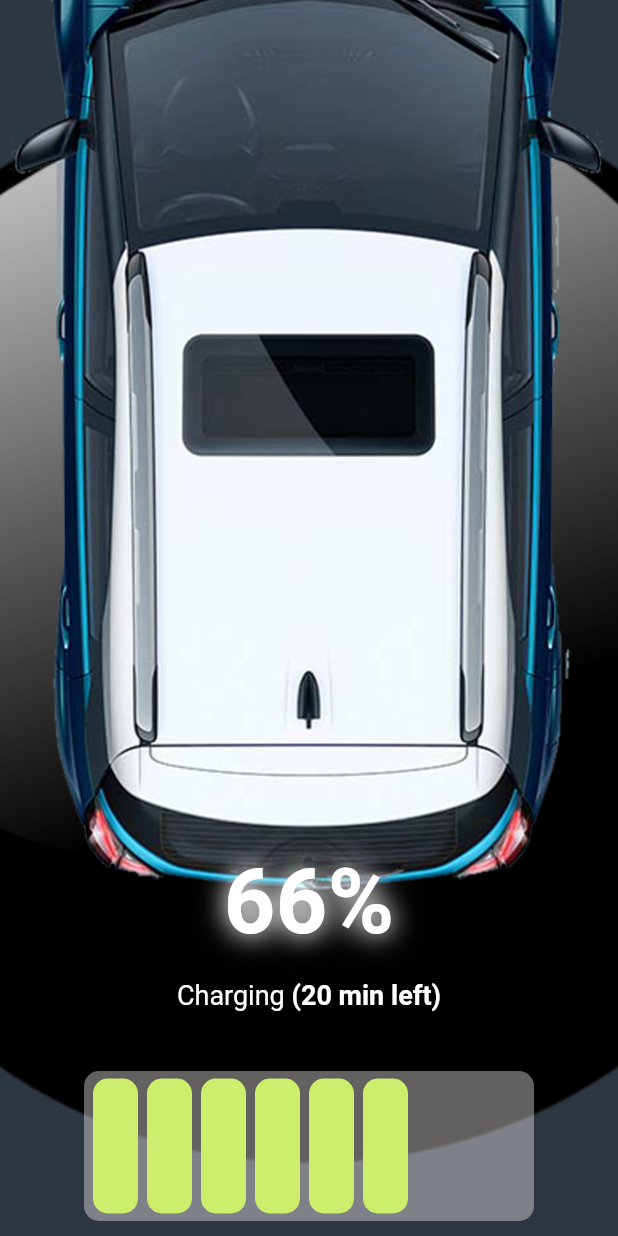
After one commit to rengapraveenx/carUI, a Flutter app: the ChargingScreen screen opened directly, on a phone screen of 412 x 824 dp. The commit adds this screen. Run offline on Flutter 3.47's test engine with Material 3 defaults, Android fonts, the phone set to English and light mode, and no system bars; drawn by our look-alikes of flutter_animate; our stand-ins replace flutter_map, latlong2.

Commit message:
style: chargeing screen done

```diff
--- a/lib/screens/charger_screen.dart
+++ b/lib/screens/charger_screen.dart
@@ -1,5 +1,4 @@
-import 'dart:ui';
-
+import 'package:carui/screens/charging_screen.dart';
 import 'package:carui/screens/widgets/battery_widget.dart';
 import 'package:carui/screens/widgets/hearder_widget.dart';
 import 'package:flutter/material.dart';
@@ -111,30 +110,20 @@ class ChargerScreen extends StatelessWidget {
               ],
             ),
 
-            Expanded(
-              child: Container(
-                margin: const EdgeInsets.symmetric(
-                  horizontal: 20,
-                  vertical: 10,
-                ),
-                child: ClipRRect(
-                  borderRadius: BorderRadius.circular(32),
-                  child: BackdropFilter(
-                    filter: ImageFilter.blur(sigmaX: 15, sigmaY: 15),
+            GestureDetector(
+              onTap: () {
+                Navigator.push(
+                  context,
+                  MaterialPageRoute(builder: (_) => const ChargingScreen()),
+                );
+              },
               child: Container(
                 decoration: BoxDecoration(
                   borderRadius: BorderRadius.circular(32),
-
-                        // ✨ GLASSY BORDER
-                        border: Border.all(
-                          color: Colors.black.withOpacity(0.25), // glass edge
-                          width: 3,
-                        ),
-
-                        // ✨ GLASS BACKGROUND
                   color: Colors.black87,
                 ),
                 padding: const EdgeInsets.all(22),
+                margin: EdgeInsets.symmetric(horizontal: 20),
                 child: Row(
                   mainAxisAlignment: MainAxisAlignment.spaceAround,
                   children: const [
@@ -155,9 +144,6 @@ class ChargerScreen extends StatelessWidget {
                 ),
               ),
             ),
-                ),
-              ),
-            ),
           ],
         ),
       ),
--- /dev/null
+++ b/lib/screens/charging_screen.dart
@@ -0,0 +1,182 @@
+import 'package:carui/screens/charger_screen.dart';
+import 'package:flutter/material.dart';
+import 'package:flutter_animate/flutter_animate.dart';
+
+class ChargingScreen extends StatelessWidget {
+  const ChargingScreen({super.key});
+
+  @override
+  Widget build(BuildContext context) {
+    return Scaffold(
+      // backgroundColor: Colors.black87,
+      backgroundColor: Color(0xff2D3742),
+      body: SafeArea(
+        child: Stack(
+          children: [
+            Stack(
+              fit: StackFit.expand,
+              alignment: Alignment.center,
+              children: [
+                Positioned.fill(
+                  child: FittedBox(
+                    fit: BoxFit.cover,
+                    child: Image.asset('assets/blk.png'),
+                  ),
+                ).animate().fadeIn(duration: 1000.ms).rotate(begin: 0, end: 1),
+
+                GestureDetector(
+                  onPanUpdate: (details) {
+                    if (details.delta.dy < -10) {
+                      print("Swipe UP");
+                    } else if (details.delta.dy > 10) {
+                      Navigator.pop(context);
+                    } else if (details.delta.dx > 10) {
+                      Navigator.push(
+                        context,
+                        MaterialPageRoute(
+                          builder: (_) => const ChargerScreen(),
+                        ),
+                      );
+                    } else if (details.delta.dx < -10) {
+                      Navigator.pop(context);
+                    }
+                  },
+                  child: Hero(
+                    tag: 'carTag',
+                    child: Transform.translate(
+                      offset: Offset(0, -200),
+                      child: Transform.scale(
+                        scale: 1,
+                        child: Image.asset("assets/car_top_view.png"),
+                      ),
+                    ),
+                  ),
+                ).animate().fadeIn(duration: 500.ms).slideX(begin: -1, end: 0),
+              ],
+            ),
+
+            Positioned(
+              bottom: 0,
+              right: 0,
+              left: 0,
+              child: Column(
+                spacing: 30,
+                children: [
+                  batteryStatusWidget(
+                    chargingText: 'Charging',
+                    percentage: '70%',
+                    timeLeft: '20 min left',
+                    fontSize: 60,
+                    glowColor: Colors.white,
+                  ),
+                  Container(
+                    height: 100,
+                    margin: EdgeInsets.symmetric(horizontal: 20, vertical: 10),
+                    width: 300,
+                    decoration: BoxDecoration(
+                      color: Color(0xffFCF5F5).withAlpha(100),
+                      borderRadius: BorderRadius.circular(10),
+                    ),
+                    padding: const EdgeInsets.symmetric(horizontal: 6),
+                    child: Row(
+                      spacing: 6,
+                      mainAxisAlignment: MainAxisAlignment.start,
+                      children: [
+                        cell().animate(delay: 300.ms).fadeIn(duration: 100.ms),
+                        cell().animate(delay: 600.ms).fadeIn(duration: 100.ms),
+                        cell().animate(delay: 900.ms).fadeIn(duration: 100.ms),
+                        cell().animate(delay: 1200.ms).fadeIn(duration: 100.ms),
+                        cell().animate(delay: 1500.ms).fadeIn(duration: 100.ms),
+                        cell().animate(delay: 1800.ms).fadeIn(duration: 100.ms),
+                      ],
+                    ),
+                  ),
+                ],
+              ),
+            ),
+          ],
+        ),
+      ),
+    );
+  }
+
+  Widget cell() {
+    return Container(
+      height: 90,
+      width: 30,
+      decoration: BoxDecoration(
+        borderRadius: BorderRadius.circular(10),
+        color: Color(0xffCDED6D),
+      ),
+    );
+  }
+
+  Widget batteryStatusWidget({
+    required String chargingText,
+    required String percentage,
+    required String timeLeft,
+    Color glowColor = Colors.greenAccent,
+    double fontSize = 50,
+    Duration duration = const Duration(seconds: 2),
+  }) {
+    // Extract numeric value from percentage string
+    final int targetValue = int.tryParse(percentage.replaceAll('%', '')) ?? 0;
+
+    return Column(
+      mainAxisAlignment: MainAxisAlignment.center,
+      children: [
+        TweenAnimationBuilder<double>(
+          tween: Tween(begin: 0, end: targetValue.toDouble()),
+          duration: duration,
+          builder: (context, value, child) {
+            return Text(
+              '${value.toInt()}%',
+              style: TextStyle(
+                fontSize: fontSize,
+                fontWeight: FontWeight.bold,
+                color: glowColor,
+                shadows: [
+                  Shadow(
+                    blurRadius: 20.0,
+                    color: glowColor,
+                    offset: Offset(0, 0),
+                  ),
+                  Shadow(
+                    blurRadius: 30.0,
+                    color: glowColor.withOpacity(0.5),
+                    offset: Offset(0, 0),
+                  ),
+                ],
+              ),
+            );
+          },
+        ),
+
+        SizedBox(height: 8),
+
+        RichText(
+          text: TextSpan(
+            children: [
+              TextSpan(
+                text: '$chargingText ',
+                style: TextStyle(
+                  fontSize: 18,
+                  color: Colors.white,
+                  fontWeight: FontWeight.normal,
+                ),
+              ),
+              TextSpan(
+                text: '($timeLeft)',
+                style: TextStyle(
+                  fontSize: 18,
+                  color: Colors.white,
+                  fontWeight: FontWeight.bold,
+                ),
+              ),
+            ],
+          ),
+        ),
+      ],
+    );
+  }
+}
```
Lines whose indentation alone changed are shown as unchanged.
